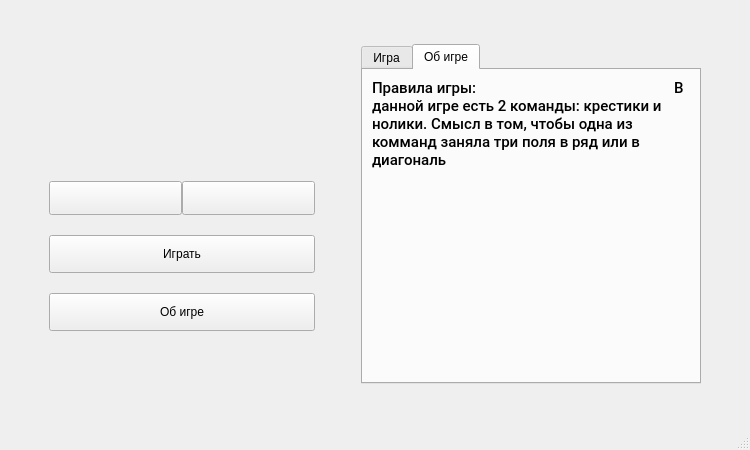
Above: cross_and_nulls.ui from mdlfing3r/CrossAndZeros before the change. Below: the same form after it.
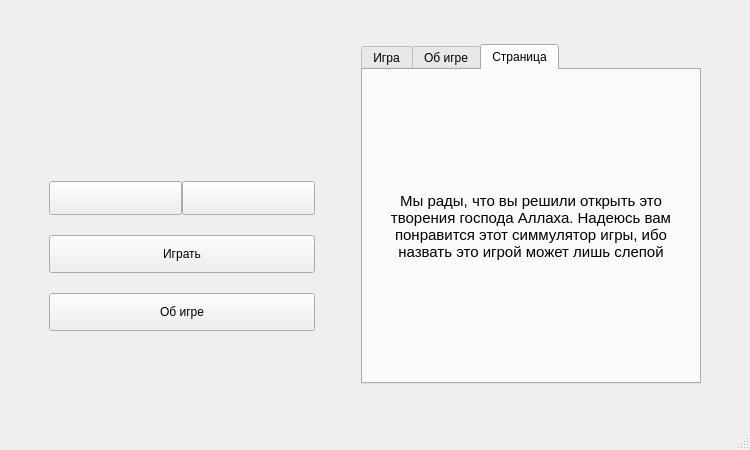
That is the form after the change. The open tabs and pages were chosen to show the change. Icons and pictures are not drawn.

Patch:
```diff
--- a/cross_and_nulls.ui
+++ b/cross_and_nulls.ui
@@ -493,10 +493,43 @@
 font-size: 15px;</string>
           </property>
           <property name="text">
-           <string>Правила игры:                                                     В данной игре есть 2 команды: крестики и нолики. Смысл в том, чтобы одна из комманд заняла три поля в ряд или в диагональ</string>
+           <string>Правила игры: В данной игре есть 2 команды: крестики и нолики. Смысл в том, чтобы одна из комманд заняла три поля в ряд или в диагональ</string>
           </property>
+          <property name="textFormat">
+           <enum>Qt::PlainText</enum>
+          </property>
+          <property name="scaledContents">
+           <bool>false</bool>
+          </property>
           <property name="alignment">
-           <set>Qt::AlignLeading|Qt::AlignLeft|Qt::AlignTop</set>
+           <set>Qt::AlignJustify|Qt::AlignTop</set>
+          </property>
+          <property name="wordWrap">
+           <bool>true</bool>
+          </property>
+         </widget>
+        </item>
+       </layout>
+      </widget>
+      <widget class="QWidget" name="tab_3">
+       <attribute name="title">
+        <string>Страница</string>
+       </attribute>
+       <layout class="QGridLayout" name="gridLayout_2">
+        <item row="0" column="0">
+         <widget class="QLabel" name="Thx_4_choosing">
+          <property name="styleSheet">
+           <string notr="true">font-family: 'Roboto Medium';
+font-size: 15px;</string>
+          </property>
+          <property name="text">
+           <string>Мы рады, что вы решили открыть это творения господа Аллаха. Надеюсь вам понравится этот симмулятор игры, ибо назвать это игрой может лишь слепой</string>
+          </property>
+          <property name="textFormat">
+           <enum>Qt::PlainText</enum>
+          </property>
+          <property name="alignment">
+           <set>Qt::AlignCenter</set>
           </property>
           <property name="wordWrap">
            <bool>true</bool>
```
Left out of the diff: 11 changed lines with no effect on the pictures.
